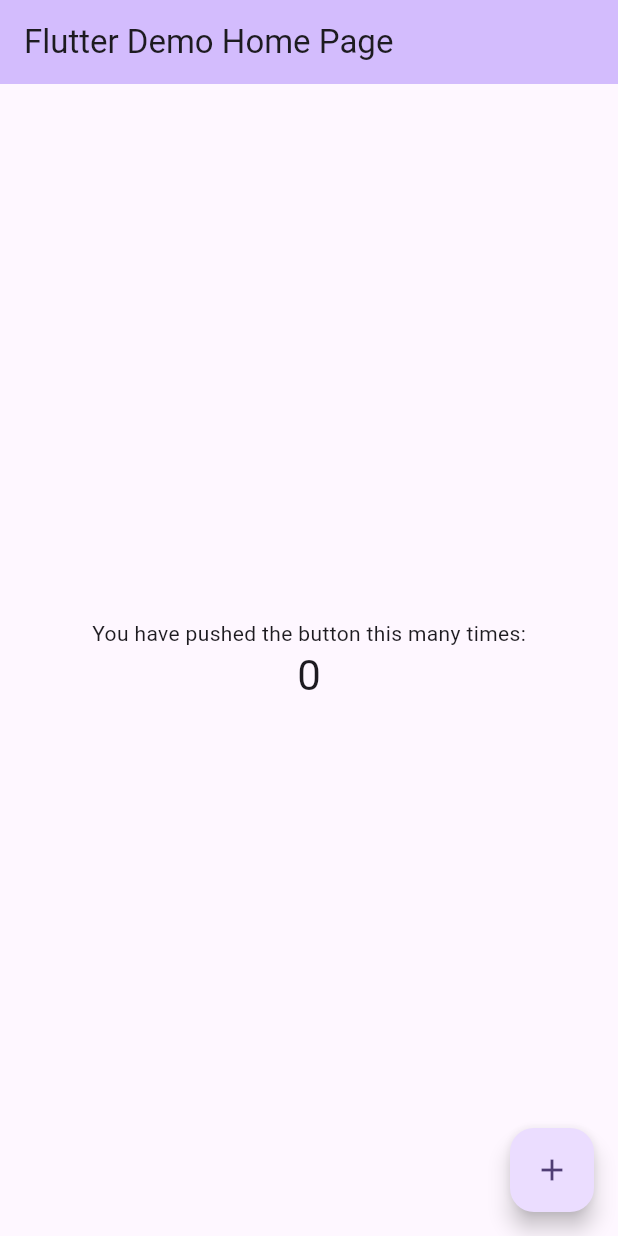
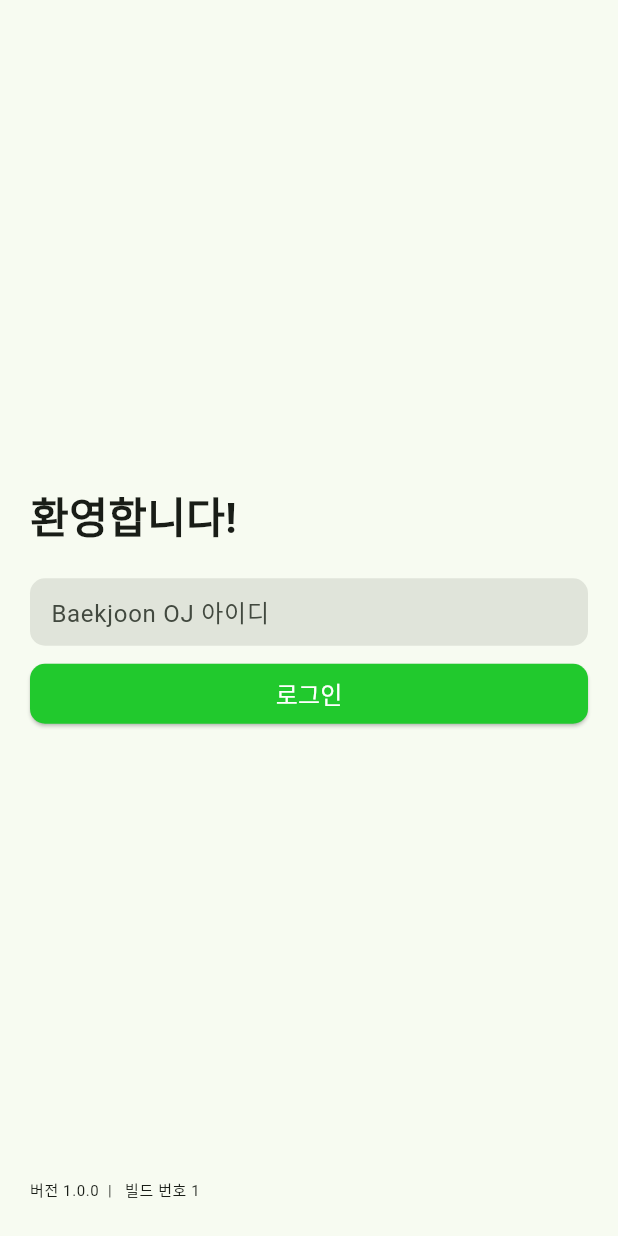
Before and after one commit to ArpaAP/solved_now, a Flutter app: the screen it shows after launch, on a phone screen of 412 x 824 dp. Run offline on Flutter 3.47's test engine with Material 3 defaults, Android fonts, the phone set to English and light mode, and no system bars; our stand-ins replace package_info_plus; missing offline and left inert: tailwind_colors; Roboto replaces fonts that are missing (Pretendard).

Commit message:
feat: apply fonts, setup login page

```diff
--- a/lib/main.dart
+++ b/lib/main.dart
@@ -1,125 +1,33 @@
 import 'package:flutter/material.dart';
+import 'package:solved_now/pages/login.dart';
 
 void main() {
+  WidgetsFlutterBinding.ensureInitialized();
+
   runApp(const MyApp());
 }
 
 class MyApp extends StatelessWidget {
   const MyApp({super.key});
 
-  // This widget is the root of your application.
   @override
   Widget build(BuildContext context) {
-    return MaterialApp(
-      title: 'Flutter Demo',
-      theme: ThemeData(
-        // This is the theme of your application.
-        //
-        // TRY THIS: Try running your application with "flutter run". You'll see
-        // the application has a purple toolbar. Then, without quitting the app,
-        // try changing the seedColor in the colorScheme below to Colors.green
-        // and then invoke "hot reload" (save your changes or press the "hot
-        // reload" button in a Flutter-supported IDE, or press "r" if you used
-        // the command line to start the app).
-        //
-        // Notice that the counter didn't reset back to zero; the application
-        // state is not lost during the reload. To reset the state, use hot
-        // restart instead.
-        //
-        // This works for code too, not just values: Most code changes can be
-        // tested with just a hot reload.
-        colorScheme: ColorScheme.fromSeed(seedColor: Colors.deepPurple),
-        useMaterial3: true,
+    return GestureDetector(
+      onTap: () {
+        FocusManager.instance.primaryFocus?.unfocus();
+      },
+      child: MaterialApp(
+        title: 'Flutter Demo',
+        theme: ThemeData(
+          fontFamily: "Pretendard",
+          colorScheme: ColorScheme.fromSeed(
+            primary: const Color.fromRGBO(33, 201, 45, 1),
+            seedColor: const Color.fromRGBO(33, 201, 45, 1),
+          ),
+          useMaterial3: true,
+        ),
+        home: const LoginPage(),
       ),
-      home: const MyHomePage(title: 'Flutter Demo Home Page'),
     );
   }
 }
-
-class MyHomePage extends StatefulWidget {
-  const MyHomePage({super.key, required this.title});
-
-  // This widget is the home page of your application. It is stateful, meaning
-  // that it has a State object (defined below) that contains fields that affect
-  // how it looks.
-
-  // This class is the configuration for the state. It holds the values (in this
-  // case the title) provided by the parent (in this case the App widget) and
-  // used by the build method of the State. Fields in a Widget subclass are
-  // always marked "final".
-
-  final String title;
-
-  @override
-  State<MyHomePage> createState() => _MyHomePageState();
-}
-
-class _MyHomePageState extends State<MyHomePage> {
-  int _counter = 0;
-
-  void _incrementCounter() {
-    setState(() {
-      // This call to setState tells the Flutter framework that something has
-      // changed in this State, which causes it to rerun the build method below
-      // so that the display can reflect the updated values. If we changed
-      // _counter without calling setState(), then the build method would not be
-      // called again, and so nothing would appear to happen.
-      _counter++;
-    });
-  }
-
-  @override
-  Widget build(BuildContext context) {
-    // This method is rerun every time setState is called, for instance as done
-    // by the _incrementCounter method above.
-    //
-    // The Flutter framework has been optimized to make rerunning build methods
-    // fast, so that you can just rebuild anything that needs updating rather
-    // than having to individually change instances of widgets.
-    return Scaffold(
-      appBar: AppBar(
-        // TRY THIS: Try changing the color here to a specific color (to
-        // Colors.amber, perhaps?) and trigger a hot reload to see the AppBar
-        // change color while the other colors stay the same.
-        backgroundColor: Theme.of(context).colorScheme.inversePrimary,
-        // Here we take the value from the MyHomePage object that was created by
-        // the App.build method, and use it to set our appbar title.
-        title: Text(widget.title),
-      ),
-      body: Center(
-        // Center is a layout widget. It takes a single child and positions it
-        // in the middle of the parent.
-        child: Column(
-          // Column is also a layout widget. It takes a list of children and
-          // arranges them vertically. By default, it sizes itself to fit its
-          // children horizontally, and tries to be as tall as its parent.
-          //
-          // Column has various properties to control how it sizes itself and
-          // how it positions its children. Here we use mainAxisAlignment to
-          // center the children vertically; the main axis here is the vertical
-          // axis because Columns are vertical (the cross axis would be
-          // horizontal).
-          //
-          // TRY THIS: Invoke "debug painting" (choose the "Toggle Debug Paint"
-          // action in the IDE, or press "p" in the console), to see the
-          // wireframe for each widget.
-          mainAxisAlignment: MainAxisAlignment.center,
-          children: <Widget>[
-            const Text(
-              'You have pushed the button this many times:',
-            ),
-            Text(
-              '$_counter',
-              style: Theme.of(context).textTheme.headlineMedium,
-            ),
-          ],
-        ),
-      ),
-      floatingActionButton: FloatingActionButton(
-        onPressed: _incrementCounter,
-        tooltip: 'Increment',
-        child: const Icon(Icons.add),
-      ), // This trailing comma makes auto-formatting nicer for build methods.
-    );
-  }
-}
--- /dev/null
+++ b/lib/pages/home.dart
@@ -0,0 +1,49 @@
+import 'package:flutter/material.dart';
+
+class HomePage extends StatefulWidget {
+  const HomePage({super.key, required this.title});
+
+  final String title;
+
+  @override
+  State<HomePage> createState() => _HomePageState();
+}
+
+class _HomePageState extends State<HomePage> {
+  int _counter = 0;
+
+  void _incrementCounter() {
+    setState(() {
+      _counter++;
+    });
+  }
+
+  @override
+  Widget build(BuildContext context) {
+    return Scaffold(
+      appBar: AppBar(
+        backgroundColor: Theme.of(context).colorScheme.inversePrimary,
+        title: Text(widget.title),
+      ),
+      body: Center(
+        child: Column(
+          mainAxisAlignment: MainAxisAlignment.center,
+          children: <Widget>[
+            const Text(
+              'You have pushed the button this many times:',
+            ),
+            Text(
+              '$_counter',
+              style: Theme.of(context).textTheme.headlineMedium,
+            ),
+          ],
+        ),
+      ),
+      floatingActionButton: FloatingActionButton(
+        onPressed: _incrementCounter,
+        tooltip: 'Increment',
+        child: const Icon(Icons.add),
+      ),
+    );
+  }
+}
--- /dev/null
+++ b/lib/pages/login.dart
@@ -0,0 +1,114 @@
+import 'package:flutter/material.dart';
+import 'package:package_info_plus/package_info_plus.dart';
+import 'package:tailwind_colors/tailwind_colors.dart';
+
+class LoginPage extends StatefulWidget {
+  const LoginPage({super.key});
+
+  @override
+  State<LoginPage> createState() => _LoginPageState();
+}
+
+class _LoginPageState extends State<LoginPage> {
+  final _formKey = GlobalKey<FormState>();
+
+  @override
+  Widget build(BuildContext context) {
+    return Scaffold(
+      body: Container(
+        padding: const EdgeInsets.symmetric(horizontal: 20, vertical: 24),
+        child: Column(
+          mainAxisAlignment: MainAxisAlignment.center,
+          crossAxisAlignment: CrossAxisAlignment.start,
+          children: [
+            const Expanded(child: SizedBox()),
+            const Text(
+              '환영합니다!',
+              style: TextStyle(
+                fontSize: 28,
+                fontWeight: FontWeight.bold,
+              ),
+            ),
+            SizedBox(height: 20),
+            Form(
+              key: _formKey,
+              child: Column(
+                children: <Widget>[
+                  TextFormField(
+                    validator: (value) {
+                      if (value == null || value.isEmpty) {
+                        return 'Please enter some text';
+                      }
+                      return null;
+                    },
+                    decoration: InputDecoration(
+                      filled: true,
+                      fillColor: TW3Colors.neutral.shade100,
+                      border: OutlineInputBorder(
+                        borderSide: BorderSide.none,
+                        borderRadius: BorderRadius.circular(10),
+                      ),
+                      isDense: true,
+                      contentPadding: const EdgeInsets.symmetric(
+                        vertical: 10,
+                        horizontal: 10,
+                      ),
+                      hintText: "Baekjoon OJ 아이디",
+                    ),
+                  ),
+                  SizedBox(height: 8),
+                  Row(
+                    children: [
+                      Expanded(
+                        child: ElevatedButton(
+                          onPressed: () {},
+                          style: ButtonStyle(
+                            backgroundColor: MaterialStateProperty.all(
+                              Theme.of(context).primaryColor,
+                            ),
+                            shape: MaterialStateProperty.all<
+                                RoundedRectangleBorder>(
+                              RoundedRectangleBorder(
+                                borderRadius: BorderRadius.circular(10),
+                              ),
+                            ),
+                          ),
+                          child: Text(
+                            '로그인',
+                            style: TextStyle(
+                              color: Colors.white,
+                              fontSize: 16,
+                            ),
+                          ),
+                        ),
+                      )
+                    ],
+                  )
+                ],
+              ),
+            ),
+            const Expanded(child: SizedBox()),
+            FutureBuilder(
+              future: PackageInfo.fromPlatform(),
+              builder:
+                  (BuildContext context, AsyncSnapshot<PackageInfo> snapshot) {
+                final data = snapshot.data;
+
+                return Text(
+                  snapshot.hasData
+                      ? '버전 ${data?.version}  |   빌드 번호 ${data?.buildNumber}'
+                      : '',
+                  textAlign: TextAlign.center,
+                  style: Theme.of(context)
+                      .textTheme
+                      .caption
+                      ?.apply(fontSizeDelta: -2),
+                );
+              },
+            ),
+          ],
+        ),
+      ),
+    );
+  }
+}
```
Also changed, not shown: pubspec.yaml (+23 -19 lines), 21 other files.
